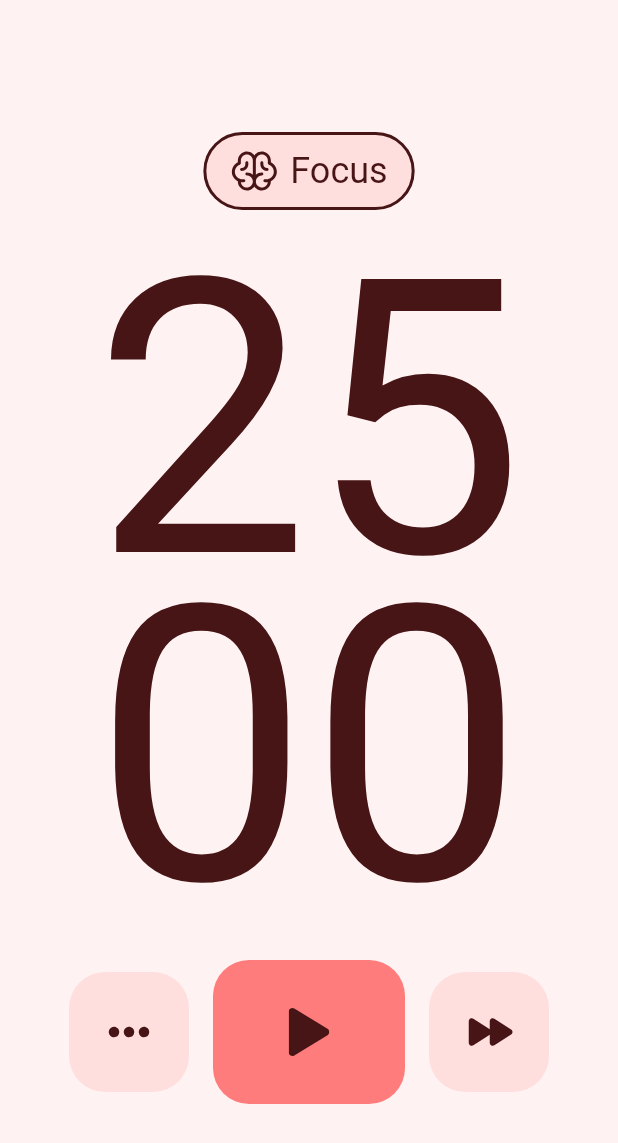
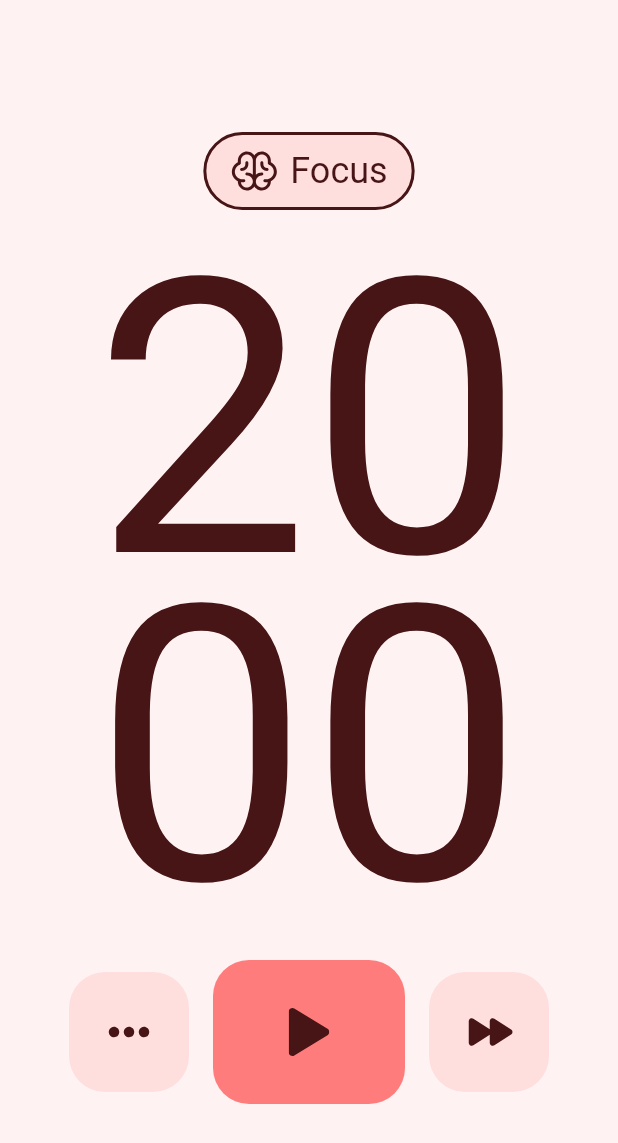
Before and after one commit to wmfadel/weaver, a Flutter app: the screen it shows after launch, on a phone screen of 412 x 824 dp. Shown: the top 1143 px of the screen. Run offline on Flutter 3.47's test engine with Material 3 defaults, Android fonts, the phone set to English and light mode, and no system bars; our stand-ins replace bloc, cached_network_image, equatable, firebase_core, flutter_bloc, flutter_local_notifications and 5 more; accounts and stored records are empty.

Commit message:
persisting settings

```diff
--- a/lib/core/constants/strings.dart
+++ b/lib/core/constants/strings.dart
@@ -2,4 +2,5 @@ class AppStrings {
   static const String notificationsChannelId = 'main_channel';
   static const String notificationsChannelName = 'Main';
   static const String notificationsChannelDescription = 'All notifications and shit';
+  static const String settingsKey = 'settings';
 }
--- a/lib/core/models/settings.dart
+++ b/lib/core/models/settings.dart
@@ -10,10 +10,10 @@ class Settings extends Equatable {
   final bool enableSounds;
 
   const Settings({
-    this.focusLength = 25 * 60,
+    this.focusLength = 20 * 60,
     this.shortBreakLength = 5 * 60,
     this.longBreakLength = 30 * 60,
-    this.pomosCount = 4,
+    this.pomosCount = 3,
     this.autoResumeTimer = false,
     this.enableNotifications = true,
     this.enableSounds = false,
--- a/lib/features/home/pages/home_page.dart
+++ b/lib/features/home/pages/home_page.dart
@@ -28,10 +28,9 @@ class HomePage extends StatelessWidget {
       builder: (context, state) {
         return Scaffold(
           backgroundColor: pomoCubit.backgroundColor,
-          body: const Center(
-            child: SingleChildScrollView(
-              child: Column(
+          body: const Column(
             mainAxisAlignment: MainAxisAlignment.center,
+            // mainAxisSize: MainAxisSize.min,
             children: [
               SizedBox(height: 32, width: double.maxFinite),
               ChipBuilder(),
@@ -40,8 +39,6 @@ class HomePage extends StatelessWidget {
               SizedBox(height: 32),
             ],
           ),
-            ),
-          ),
         );
       },
     );
--- a/lib/features/settings/pages/settings_page.dart
+++ b/lib/features/settings/pages/settings_page.dart
@@ -7,7 +7,7 @@ import 'package:pomo/features/settings/controllers/settings_cubit.dart';
 import 'package:pomo/features/settings/widgets/counter_tile.dart';
 
 class SettingsPage extends StatelessWidget {
-  const SettingsPage({Key? key}) : super(key: key);
+  const SettingsPage({super.key});
 
   @override
   Widget build(BuildContext context) {
--- a/lib/features/splash/controllers/splash_cubit.dart
+++ b/lib/features/splash/controllers/splash_cubit.dart
@@ -1,6 +1,7 @@
 import 'dart:convert';
 
 import 'package:bloc/bloc.dart';
+import 'package:pomo/core/constants/strings.dart';
 import 'package:pomo/core/models/settings.dart';
 import 'package:flutter_secure_storage/flutter_secure_storage.dart';
 
@@ -9,11 +10,11 @@ part 'splash_state.dart';
 class SplashCubit extends Cubit<SplashState> {
   SplashCubit(this.settings) : super(SplashLoading());
   Settings settings;
-  final String _settingsKey = 'settings';
+
 
   Future<void> loadSettings() async {
     const storage = FlutterSecureStorage();
-    String? value = await storage.read(key: _settingsKey);
+    String? value = await storage.read(key: AppStrings.settingsKey);
     if (value != null) settings = Settings.fromJson(jsonDecode(value));
     emit(SplashCompleted(settings));
   }
```
Also changed, not shown: lib/features/home/widgets/control_buttons.dart (+19 -0 lines), lib/features/settings/controllers/settings_cubit.dart (+15 -0 lines), pubspec.yaml (+7 -15 lines), lib/firebase_options.dart, pubspec.lock, 18 other files. Lines whose indentation alone changed are shown as unchanged.
